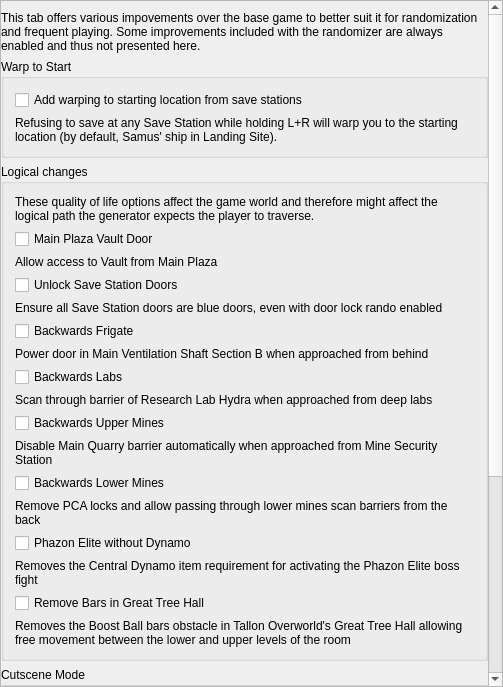
This is randovania/games/prime1/gui/ui_files/preset_prime_qol.ui in randovania/randovania as Qt 5 draws it before an edit. The edited form follows.
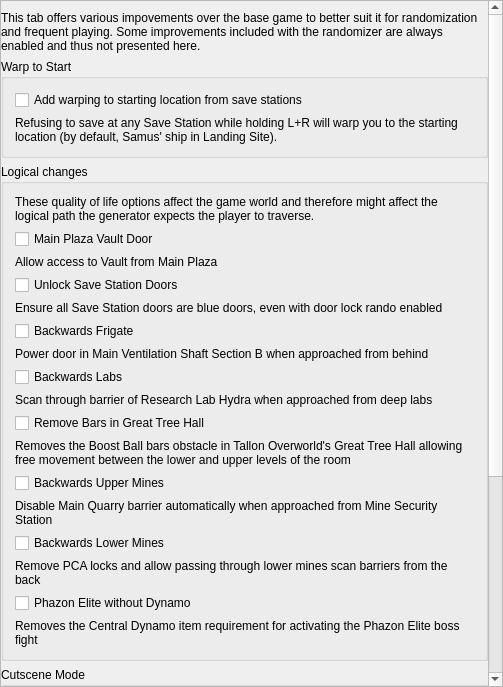
This is the edited form.

Commit message: Move Position of Remove Bars Option In GUI

```diff
--- a/randovania/games/prime1/gui/ui_files/preset_prime_qol.ui
+++ b/randovania/games/prime1/gui/ui_files/preset_prime_qol.ui
@@ -42,7 +42,7 @@
        <property name="geometry">
         <rect>
          <x>0</x>
-         <y>-420</y>
+         <y>-358</y>
          <width>487</width>
          <height>1200</height>
         </rect>
@@ -217,6 +217,23 @@
              </property>
             </widget>
            </item>
+           <item>
+            <widget class="QCheckBox" name="remove_bars_great_tree_hall_check">
+             <property name="text">
+              <string>Remove Bars in Great Tree Hall</string>
+             </property>
+            </widget>
+           </item>
+           <item>
+            <widget class="QLabel" name="remove_bars_great_tree_hall_label">
+             <property name="text">
+              <string>Removes the Boost Ball bars obstacle in Tallon Overworld's Great Tree Hall allowing free movement between the lower and upper levels of the room</string>
+             </property>
+             <property name="wordWrap">
+              <bool>true</bool>
+             </property>
+            </widget>
+           </item>
            <item>
             <widget class="QCheckBox" name="backwards_upper_mines_check">
              <property name="text">
@@ -268,23 +285,6 @@
              </property>
             </widget>
            </item>
-           <item>
-            <widget class="QCheckBox" name="remove_bars_great_tree_hall_check">
-             <property name="text">
-              <string>Remove Bars in Great Tree Hall</string>
-             </property>
-            </widget>
-           </item>
-           <item>
-            <widget class="QLabel" name="remove_bars_great_tree_hall_label">
-             <property name="text">
-              <string>Removes the Boost Ball bars obstacle in Tallon Overworld's Great Tree Hall allowing free movement between the lower and upper levels of the room</string>
-             </property>
-             <property name="wordWrap">
-              <bool>true</bool>
-             </property>
-            </widget>
-           </item>
           </layout>
          </widget>
         </item>
```
